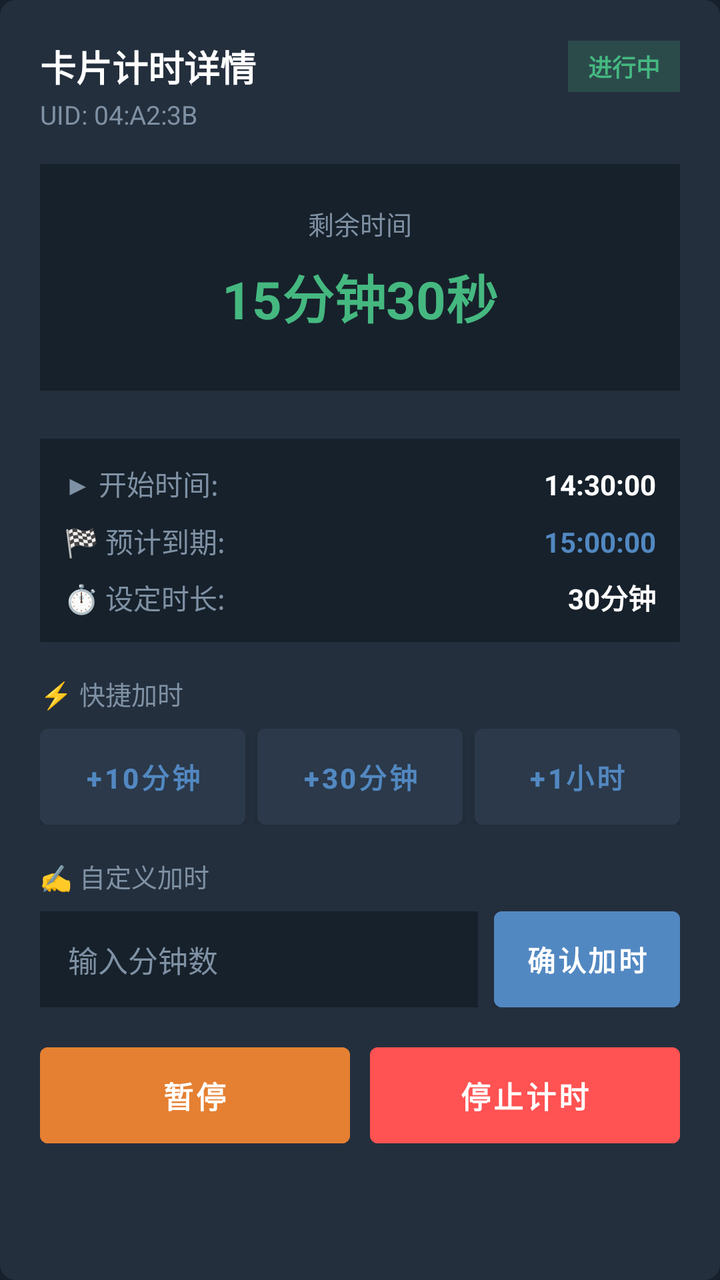
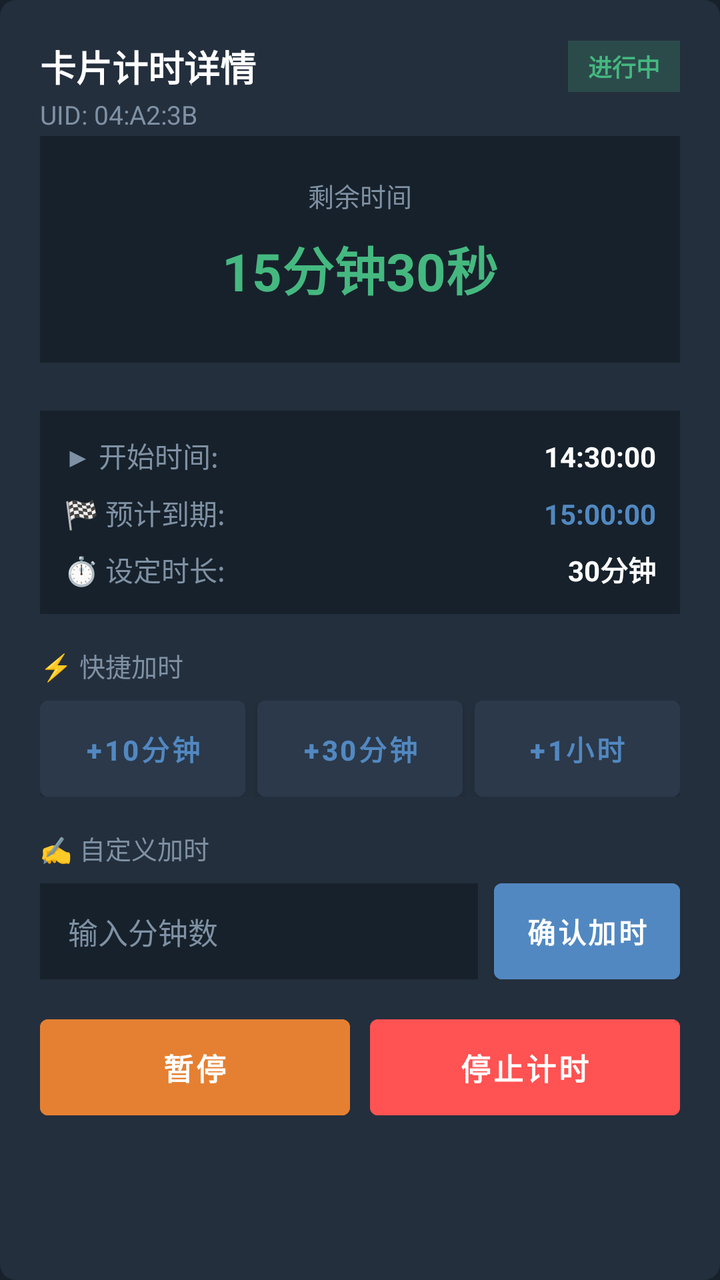

Screens rendered from an Android XML layout before and after an edit, with the pre-edit source and the edit as a unified diff.
<!-- AndroidManifest.xml: application theme Theme.NFCTime -->
<!-- res/layout/dialog_active_card_control.xml -->
<?xml version="1.0" encoding="utf-8"?>
<LinearLayout xmlns:android="http://schemas.android.com/apk/res/android"
    xmlns:app="http://schemas.android.com/apk/res-auto"
    android:layout_width="match_parent"
    android:layout_height="wrap_content"
    android:background="@drawable/dialog_rounded_bg"
    android:orientation="vertical"
    android:padding="20dp">

    
    <LinearLayout
        android:layout_width="match_parent"
        android:layout_height="wrap_content"
        android:gravity="center_vertical"
        android:orientation="horizontal">

        <TextView
            android:id="@+id/tvActiveTitle"
            android:layout_width="0dp"
            android:layout_height="wrap_content"
            android:layout_weight="1"
            android:text="卡片计时详情"
            android:textColor="@color/tg_text_primary"
            android:textSize="18sp"
            android:textStyle="bold" />

        <TextView
            android:id="@+id/tvActiveStatusBadge"
            android:layout_width="wrap_content"
            android:layout_height="wrap_content"
            android:background="#3345B880"
            android:paddingHorizontal="10dp"
            android:paddingVertical="4dp"
            android:text="进行中"
            android:textColor="@color/tg_status_green"
            android:textSize="12sp"
            android:textStyle="bold" />
    </LinearLayout>

    <TextView
        android:id="@+id/tvActiveUid"
        android:layout_width="wrap_content"
        android:layout_height="wrap_content"
        android:layout_marginTop="2dp"
        android:layout_marginBottom="16dp"
        android:text="UID: 04:A2:3B"
        android:textColor="@color/tg_text_secondary"
        android:textSize="13sp" />

    
    <LinearLayout
        android:layout_width="match_parent"
        android:layout_height="wrap_content"
        android:background="@color/tg_background"
        android:gravity="center"
        android:orientation="vertical"
        android:padding="20dp"
        android:layout_marginBottom="12dp">

        <TextView
            android:id="@+id/tvActiveTimeLabel"
            android:layout_width="wrap_content"
            android:layout_height="wrap_content"
            android:text="剩余时间"
            android:textColor="@color/tg_text_secondary"
            android:textSize="13sp" />

        <TextView
            android:id="@+id/tvActiveRemainingBig"
            android:layout_width="wrap_content"
            android:layout_height="wrap_content"
            android:layout_marginVertical="8dp"
            android:text="15分钟30秒"
            android:textColor="@color/tg_status_green"
            android:textSize="26sp"
            android:textStyle="bold" />

        
        <TextView
            android:id="@+id/tvActiveOverdueAlert"
            android:layout_width="wrap_content"
            android:layout_height="wrap_content"
            android:text="🚨 已超时 5分钟12秒"
            android:textColor="@color/tg_status_red"
            android:textSize="16sp"
            android:textStyle="bold"
            android:visibility="gone" />
    </LinearLayout>

    
    <LinearLayout
        android:layout_width="match_parent"
        android:layout_height="wrap_content"
        android:layout_marginTop="12dp"
        android:background="@color/tg_background"
        android:orientation="vertical"
        android:padding="12dp">

        
        <LinearLayout
            android:layout_width="match_parent"
            android:layout_height="wrap_content"
            android:orientation="horizontal">

            <TextView
                android:layout_width="0dp"
                android:layout_height="wrap_content"
                android:layout_weight="1"
                android:text="▶ 开始时间:"
                android:textColor="@color/tg_text_secondary"
                android:textSize="14sp" />

            <TextView
                android:id="@+id/tvActiveStartTime"
                android:layout_width="wrap_content"
                android:layout_height="wrap_content"
                android:text="14:30:00"
                android:textColor="@color/tg_text_primary"
                android:textSize="14sp"
                android:textStyle="bold" />
        </LinearLayout>

        
        <LinearLayout
            android:layout_width="match_parent"
            android:layout_height="wrap_content"
            android:layout_marginTop="8dp"
            android:orientation="horizontal">

            <TextView
                android:layout_width="0dp"
                android:layout_height="wrap_content"
                android:layout_weight="1"
                android:text="🏁 预计到期:"
                android:textColor="@color/tg_text_secondary"
                android:textSize="14sp" />

            <TextView
                android:id="@+id/tvActiveEndTime"
                android:layout_width="wrap_content"
                android:layout_height="wrap_content"
                android:text="15:00:00"
                android:textColor="@color/tg_blue"
                android:textSize="14sp"
                android:textStyle="bold" />
        </LinearLayout>

        
        <LinearLayout
            android:layout_width="match_parent"
            android:layout_height="wrap_content"
            android:layout_marginTop="8dp"
            android:orientation="horizontal">

            <TextView
                android:layout_width="0dp"
                android:layout_height="wrap_content"
                android:layout_weight="1"
                android:text="⏱️ 设定时长:"
                android:textColor="@color/tg_text_secondary"
                android:textSize="14sp" />

            <TextView
                android:id="@+id/tvActiveTargetDuration"
                android:layout_width="wrap_content"
                android:layout_height="wrap_content"
                android:text="30分钟"
                android:textColor="@color/tg_text_primary"
                android:textSize="14sp"
                android:textStyle="bold" />
        </LinearLayout>
    </LinearLayout>

    
    <TextView
        android:layout_width="wrap_content"
        android:layout_height="wrap_content"
        android:layout_marginTop="16dp"
        android:layout_marginBottom="8dp"
        android:text="⚡ 快捷加时"
        android:textColor="@color/tg_text_secondary"
        android:textSize="13sp" />

    <LinearLayout
        android:layout_width="match_parent"
        android:layout_height="wrap_content"
        android:orientation="horizontal">

        <Button
            android:id="@+id/btnAdd10Min"
            android:layout_width="0dp"
            android:layout_height="48dp"
            android:layout_weight="1"
            android:backgroundTint="#2B394A"
            android:textColor="@color/tg_blue"
            android:text="+10分钟"
            android:textSize="14sp"
            android:textStyle="bold"
            android:insetTop="0dp"
            android:insetBottom="0dp"
            android:padding="0dp" />

        <Button
            android:id="@+id/btnAdd30Min"
            android:layout_width="0dp"
            android:layout_height="48dp"
            android:layout_weight="1"
            android:layout_marginStart="6dp"
            android:backgroundTint="#2B394A"
            android:textColor="@color/tg_blue"
            android:text="+30分钟"
            android:textSize="14sp"
            android:textStyle="bold"
            android:insetTop="0dp"
            android:insetBottom="0dp"
            android:padding="0dp" />

        <Button
            android:id="@+id/btnAdd1Hour"
            android:layout_width="0dp"
            android:layout_height="48dp"
            android:layout_weight="1"
            android:layout_marginStart="6dp"
            android:backgroundTint="#2B394A"
            android:textColor="@color/tg_blue"
            android:text="+1小时"
            android:textSize="14sp"
            android:textStyle="bold"
            android:insetTop="0dp"
            android:insetBottom="0dp"
            android:padding="0dp" />
    </LinearLayout>

    
    <TextView
        android:layout_width="wrap_content"
        android:layout_height="wrap_content"
        android:layout_marginTop="16dp"
        android:layout_marginBottom="8dp"
        android:text="✍️ 自定义加时"
        android:textColor="@color/tg_text_secondary"
        android:textSize="13sp" />

    <LinearLayout
        android:layout_width="match_parent"
        android:layout_height="48dp"
        android:orientation="horizontal">

        <EditText
            android:id="@+id/etCustomAddMinutes"
            android:layout_width="0dp"
            android:layout_height="match_parent"
            android:layout_weight="1"
            android:background="@color/tg_background"
            android:hint="输入分钟数"
            android:inputType="number"
            android:paddingHorizontal="14dp"
            android:textColor="@color/tg_text_primary"
            android:textColorHint="@color/tg_text_secondary"
            android:textSize="15sp" />

        <Button
            android:id="@+id/btnCustomAddConfirm"
            android:layout_width="wrap_content"
            android:layout_height="match_parent"
            android:layout_marginStart="8dp"
            android:backgroundTint="@color/tg_blue"
            android:textColor="#FFFFFF"
            android:text="确认加时"
            android:textSize="14sp"
            android:textStyle="bold"
            android:insetTop="0dp"
            android:insetBottom="0dp" />
    </LinearLayout>

    
    <LinearLayout
        android:layout_width="match_parent"
        android:layout_height="wrap_content"
        android:layout_marginTop="20dp"
        android:orientation="horizontal">

        <Button
            android:id="@+id/btnActivePause"
            android:layout_width="0dp"
            android:layout_height="48dp"
            android:layout_weight="1"
            android:backgroundTint="@color/tg_status_orange"
            android:text="暂停"
            android:textSize="15sp"
            android:textStyle="bold"
            android:insetTop="0dp"
            android:insetBottom="0dp" />

        <Button
            android:id="@+id/btnActiveStop"
            android:layout_width="0dp"
            android:layout_height="48dp"
            android:layout_weight="1"
            android:layout_marginStart="10dp"
            android:backgroundTint="@color/tg_status_red"
            android:text="停止计时"
            android:textSize="15sp"
            android:textStyle="bold"
            android:insetTop="0dp"
            android:insetBottom="0dp" />
    </LinearLayout>

</LinearLayout>
<!-- resources referenced by this layout -->
<resources>
  <color name="tg_background">#17212B</color>
  <color name="tg_blue">#5288C1</color>
  <color name="tg_status_green">#45B880</color>
  <color name="tg_status_orange">#E58032</color>
  <color name="tg_status_red">#FF5252</color>
  <color name="tg_text_primary">#FFFFFF</color>
  <color name="tg_text_secondary">#7F91A4</color>
  <!-- drawable dialog_rounded_bg (drawable) -->
  <?xml version="1.0" encoding="utf-8"?>
  <shape xmlns:android="http://schemas.android.com/apk/res/android"
      android:shape="rectangle">
      <solid android:color="@color/tg_surface" />
      <corners android:radius="8dp" />
  </shape>
  <style name="Theme.NFCTime" parent="Theme.MaterialComponents.DayNight.NoActionBar">
          <item name="colorPrimary">@color/tg_blue</item>
          <item name="colorPrimaryVariant">@color/tg_blue_dark</item>
          <item name="colorOnPrimary">@color/tg_text_primary</item>
          <item name="colorSecondary">@color/tg_blue</item>
          <item name="android:windowBackground">@color/tg_background</item>
          <item name="android:statusBarColor">@color/tg_background</item>
          <item name="android:navigationBarColor">@color/tg_background</item>
          
          
          <item name="colorSurface">@color/tg_surface</item>
          <item name="colorOnSurface">@color/tg_text_primary</item>
          <item name="colorSecondaryContainer">#2B394A</item>
          <item name="colorOnSecondaryContainer">@color/tg_blue</item>
  
          
          <item name="materialButtonStyle">@style/Widget.App.Button</item>
          <item name="borderlessButtonStyle">@style/Widget.App.Button.TextButton</item>
      </style>
  <color name="tg_surface">#242F3D</color>
  <color name="tg_blue_dark">#2AABEE</color>
  <style name="Widget.App.Button" parent="Widget.MaterialComponents.Button">
          <item name="android:textSize">15sp</item>
          <item name="android:textStyle">bold</item>
          <item name="android:textAllCaps">false</item>
          <item name="android:paddingVertical">10dp</item>
          <item name="backgroundTint">@color/tg_blue</item>
      </style>
  <style name="Widget.App.Button.TextButton" parent="Widget.MaterialComponents.Button.TextButton">
          <item name="android:textSize">15sp</item>
          <item name="android:textStyle">bold</item>
          <item name="android:textAllCaps">false</item>
          <item name="android:paddingHorizontal">12dp</item>
          <item name="android:paddingVertical">8dp</item>
          <item name="android:textColor">@color/tg_blue</item>
      </style>
</resources>

<!-- the commit's change to res/layout/dialog_active_card_control.xml (unified diff, before → after) -->
@@ -42,10 +42,22 @@
         android:layout_width="wrap_content"
         android:layout_height="wrap_content"
         android:layout_marginTop="2dp"
-        android:layout_marginBottom="16dp"
+        android:layout_marginBottom="2dp"
         android:text="UID: 04:A2:3B"
         android:textColor="@color/tg_text_secondary"
         android:textSize="13sp" />
+
+    <TextView
+        android:id="@+id/tvActiveRemark"
+        android:layout_width="wrap_content"
+        android:layout_height="wrap_content"
+        android:layout_marginTop="2dp"
+        android:layout_marginBottom="16dp"
+        android:text="📝 备注: 无"
+        android:textColor="@color/tg_blue"
+        android:textSize="14sp"
+        android:textStyle="bold"
+        android:visibility="gone" />
 
     
     <LinearLayout
